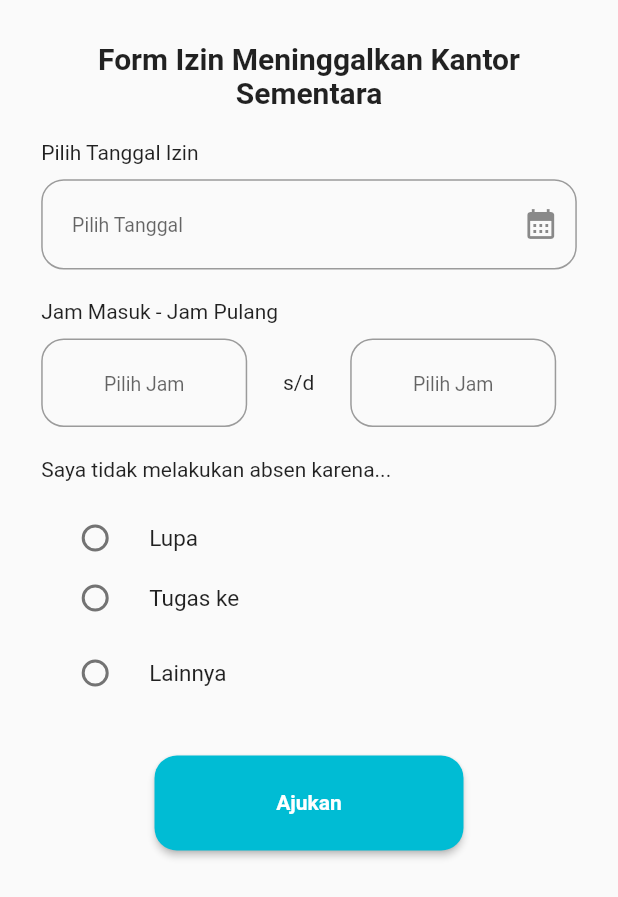
After one commit to sedjierichson/Skripsi-Presensi, a Flutter app: the MenuIzin screen opened directly, after a tap on an icon or button, on a phone screen of 412 x 824 dp. The commit adds this screen. Shown: the top 897 px of the screen. Run offline on Flutter 3.47's test engine with Material 2 defaults, Android fonts, the light colour scheme and no system bars; our stand-ins replace flutter_datetime_picker, flutter_local_notifications, quickalert, timezone; missing offline and left inert: flutter_verification_code.

Commit message:
tambah form surat tugas & tidak absen

```diff
--- a/aplikasi_presensi/lib/Pages/Izin/menu_izin.dart
+++ b/aplikasi_presensi/lib/Pages/Izin/menu_izin.dart
@@ -2,6 +2,8 @@
 
 import 'package:aplikasi_presensi/Pages/Izin/meninggalkan_sementara.dart';
 import 'package:aplikasi_presensi/Pages/Izin/pulang_awal.dart';
+import 'package:aplikasi_presensi/Pages/Izin/surat_tugas.dart';
+import 'package:aplikasi_presensi/Pages/Izin/tidak_absen.dart';
 import 'package:flutter/material.dart';
 import 'package:flutter/src/widgets/framework.dart';
 import 'package:flutter/src/widgets/placeholder.dart';
@@ -28,6 +30,19 @@ class _MenuIzinState extends State<MenuIzin> {
         return const MeninggalkanSementara();
       }));
   }
+  void pindahKeSuratTugas(){
+    Navigator.of(context)
+          .push(MaterialPageRoute(builder: (context) {
+        return const SuratTugas();
+      }));
+  }
+
+  void pindahKeLupaAbsen(){
+    Navigator.of(context)
+          .push(MaterialPageRoute(builder: (context) {
+        return const PemberitahuanTidakAbsen();
+      }));
+  }
 
   @override
   Widget build(BuildContext context) {
@@ -38,6 +53,8 @@ class _MenuIzinState extends State<MenuIzin> {
             child: Padding(
               padding: EdgeInsets.all(MediaQuery.of(context).size.width / 15),
               child: Column(
+                mainAxisAlignment: MainAxisAlignment.spaceBetween,
+                crossAxisAlignment: CrossAxisAlignment.start,
                 children: [
                   Text(
                     'MENU IZIN',
@@ -49,10 +66,11 @@ class _MenuIzinState extends State<MenuIzin> {
                   InkWell(
                     onTap: () => pindahKeFormPulangAwal(),
                     child: Container(
+
                       decoration: BoxDecoration(
                           borderRadius: BorderRadius.circular(5),
                           color: Colors.greenAccent),
-                      height: MediaQuery.of(context).size.height / 4,
+                      height: MediaQuery.of(context).size.height / 6,
                       width: MediaQuery.of(context).size.width / 1.1,
                       child: Align(
                         alignment: Alignment.center,
@@ -69,7 +87,7 @@ class _MenuIzinState extends State<MenuIzin> {
                       decoration: BoxDecoration(
                           borderRadius: BorderRadius.circular(5),
                           color: Colors.greenAccent),
-                      height: MediaQuery.of(context).size.height / 4,
+                      height: MediaQuery.of(context).size.height / 6,
                       width: MediaQuery.of(context).size.width / 1.1,
                       child: Align(
                         alignment: Alignment.center,
@@ -80,15 +98,35 @@ class _MenuIzinState extends State<MenuIzin> {
                   SizedBox(
                     height: 5,
                   ),
-                  Container(
+                  InkWell(
+                    onTap: () => pindahKeSuratTugas(),
+                    child: Container(
                       decoration: BoxDecoration(
                           borderRadius: BorderRadius.circular(5),
                           color: Colors.greenAccent),
-                    height: MediaQuery.of(context).size.height / 4,
+                      height: MediaQuery.of(context).size.height / 6,
                       width: MediaQuery.of(context).size.width / 1.1,
                       child: Align(
                         alignment: Alignment.center,
                         child: Text('SURAT TUGAS'),
+                      ),
+                    ),
+                  ),
+                  SizedBox(
+                    height: 5,
+                  ),
+                  InkWell(
+                    onTap: () => pindahKeLupaAbsen(),
+                    child: Container(
+                      decoration: BoxDecoration(
+                          borderRadius: BorderRadius.circular(5),
+                          color: Colors.greenAccent),
+                      height: MediaQuery.of(context).size.height / 6,
+                      width: MediaQuery.of(context).size.width / 1.1,
+                      child: Align(
+                        alignment: Alignment.center,
+                        child: Text('PEMBERITAHUAN TIDAK \n MELAKUKAN PRESENSI'),
+                      ),
                     ),
                   ),
                 ],
--- /dev/null
+++ b/aplikasi_presensi/lib/Pages/Izin/tidak_absen.dart
@@ -0,0 +1,333 @@
+import 'package:aplikasi_presensi/Pages/Izin/menu_izin.dart';
+import 'package:flutter/material.dart';
+import 'package:flutter/src/widgets/framework.dart';
+import 'package:flutter/src/widgets/placeholder.dart';
+import 'package:intl/intl.dart';
+
+class PemberitahuanTidakAbsen extends StatefulWidget {
+  const PemberitahuanTidakAbsen({super.key});
+
+  @override
+  State<PemberitahuanTidakAbsen> createState() =>
+      _PemberitahuanTidakAbsenState();
+}
+
+class _PemberitahuanTidakAbsenState extends State<PemberitahuanTidakAbsen> {
+  TextEditingController tfTanggalIzin = TextEditingController();
+  TextEditingController tfJamIzinPergi = TextEditingController();
+  TextEditingController tfJamIzinPulang = TextEditingController();
+  TextEditingController tfAlasanLainnyaIzin = TextEditingController();
+
+  String? alasan;
+
+  bool tampilkanTFTugasKe = false;
+  bool tampilkanTFLainnya = false;
+
+  void pindahKeMenuIzin() {
+    Navigator.of(context).pushReplacement(MaterialPageRoute(builder: (context) {
+      return const MenuIzin();
+    }));
+  }
+
+  @override
+  Widget build(BuildContext context) {
+    return Scaffold(
+      body: SingleChildScrollView(
+        child: SafeArea(
+          child: Center(
+            child: Padding(
+              padding: EdgeInsets.all(MediaQuery.of(context).size.width / 15),
+              child: Column(
+                crossAxisAlignment: CrossAxisAlignment.start,
+                children: [
+                  Text(
+                    'Form Izin Meninggalkan Kantor Sementara',
+                    style: TextStyle(
+                      fontWeight: FontWeight.bold,
+                      fontSize: 20,
+                    ),
+                    textAlign: TextAlign.center,
+                  ),
+                  SizedBox(
+                    height: 20,
+                  ),
+                  Text(
+                    'Pilih Tanggal Izin',
+                  ),
+                  SizedBox(
+                    height: 10,
+                  ),
+                  Container(
+                    child: TextField(
+                      readOnly: true,
+                      controller: tfTanggalIzin,
+                      onTap: () async {
+                        var tanggal = await showDatePicker(
+                            initialDate: DateTime.now(),
+                            context: context,
+                            firstDate: DateTime(2000),
+                            lastDate: DateTime(2030));
+                        if (tanggal != null) {
+                          String formattedDate =
+                              DateFormat('EEEE, dd MMMM yyyy').format(tanggal);
+
+                          setState(() {
+                            tfTanggalIzin.text = formattedDate;
+                          });
+                        }
+                      },
+                      decoration: InputDecoration(
+                        contentPadding: EdgeInsets.only(
+                            top: MediaQuery.of(context).size.height / 20,
+                            left: MediaQuery.of(context).size.width / 20),
+                        border: OutlineInputBorder(
+                          borderRadius: BorderRadius.circular(15),
+                        ),
+                        hintText: 'Pilih Tanggal',
+                        hintStyle: TextStyle(fontSize: 13),
+                        suffixIcon: Icon(Icons.calendar_month),
+                      ),
+                    ),
+                  ),
+                  SizedBox(
+                    height: 20,
+                  ),
+                  Text(
+                    'Jam Masuk - Jam Pulang',
+                  ),
+                  SizedBox(
+                    height: 10,
+                  ),
+                  Row(
+                    children: [
+                      Container(
+                        width: MediaQuery.of(context).size.width / 3,
+                        child: TextField(
+                          textAlign: TextAlign.center,
+                          readOnly: true,
+                          onTap: () async {
+                            TimeOfDay? pickedTime = await showTimePicker(
+                              initialTime: TimeOfDay.now(),
+                              context: context,
+                            );
+                            if (pickedTime != null) {
+                              DateTime parsedTime = DateFormat.jm()
+                                  .parse(pickedTime.format(context).toString());
+                              String formattedTime =
+                                  DateFormat('HH:mm').format(parsedTime);
+
+                              setState(() {
+                                tfJamIzinPergi.text = formattedTime;
+                              });
+                            }
+                            ;
+                          },
+                          controller: tfJamIzinPergi,
+                          decoration: InputDecoration(
+                            // contentPadding: EdgeInsets.only(
+                            //     top: MediaQuery.of(context).size.height / 20,
+                            //     left: MediaQuery.of(context).size.width / 20),
+                            border: OutlineInputBorder(
+                              borderRadius: BorderRadius.circular(15),
+                            ),
+                            hintText: 'Pilih Jam',
+                            hintStyle: TextStyle(fontSize: 13),
+                          ),
+                        ),
+                      ),
+                      Container(
+                        width: MediaQuery.of(context).size.width / 6,
+                        child: Center(
+                            child: Text(
+                          's/d',
+                          textAlign: TextAlign.center,
+                        )),
+                      ),
+                      Container(
+                        width: MediaQuery.of(context).size.width / 3,
+                        child: TextField(
+                          textAlign: TextAlign.center,
+                          readOnly: true,
+                          onTap: () async {
+                            TimeOfDay? pickedTime = await showTimePicker(
+                              initialTime: TimeOfDay.now(),
+                              context: context,
+                            );
+                            if (pickedTime != null) {
+                              DateTime parsedTime = DateFormat.jm()
+                                  .parse(pickedTime.format(context).toString());
+                              String formattedTime =
+                                  DateFormat('HH:mm').format(parsedTime);
+
+                              setState(() {
+                                tfJamIzinPulang.text = formattedTime;
+                              });
+                            }
+                            ;
+                          },
+                          controller: tfJamIzinPulang,
+                          decoration: InputDecoration(
+                            // contentPadding: EdgeInsets.only(
+                            //     top: MediaQuery.of(context).size.height / 20,
+                            //     left: MediaQuery.of(context).size.width / 20),
+                            border: OutlineInputBorder(
+                              borderRadius: BorderRadius.circular(15),
+                            ),
+                            hintText: 'Pilih Jam',
+                            hintStyle: TextStyle(fontSize: 13),
+                          ),
+                        ),
+                      ),
+                    ],
+                  ),
+                  SizedBox(
+                    height: 20,
+                  ),
+                  Text(
+                    'Saya tidak melakukan absen karena...',
+                  ),
+                  SizedBox(
+                    height: 10,
+                  ),
+                  Container(
+                    child: Column(
+                      children: [
+                        SizedBox(
+                          height: 40,
+                          child: RadioListTile(
+                            title: Text(
+                              "Lupa",
+                              style: TextStyle(fontSize: 15),
+                            ),
+                            value: "Lupa",
+                            groupValue: alasan,
+                            onChanged: (value) {
+                              setState(() {
+                                alasan = value.toString();
+                                print(alasan);
+                                tampilkanTFTugasKe = false;
+                                tampilkanTFLainnya = false;
+                              });
+                            },
+                          ),
+                        ),
+                        SizedBox(
+                          height: 40,
+                          child: RadioListTile(
+                            title: Text(
+                              "Tugas ke",
+                              style: TextStyle(fontSize: 15),
+                            ),
+                            value: "Tugas Ke",
+                            groupValue: alasan,
+                            onChanged: (value) {
+                              setState(() {
+                                alasan = value.toString();
+                                print(alasan);
+                                tampilkanTFTugasKe = true;
+                                tampilkanTFLainnya = false;
+                              });
+                            },
+                          ),
+                        ),
+                        SizedBox(
+                          height: 10,
+                        ),
+                        tampilkanTFTugasKe
+                            ? TextField(
+                                controller: tfAlasanLainnyaIzin,
+                                decoration: InputDecoration(
+                                  contentPadding: EdgeInsets.only(
+                                      top: MediaQuery.of(context).size.height /
+                                          20,
+                                      left: MediaQuery.of(context).size.width /
+                                          20),
+                                  border: OutlineInputBorder(
+                                    borderRadius: BorderRadius.circular(15),
+                                  ),
+                                  hintText: 'Isi Alasan',
+                                  hintStyle: TextStyle(fontSize: 13),
+                                ),
+                              )
+                            : SizedBox(
+                                height: 0,
+                              ),
+
+                        SizedBox(
+                          height: 40,
+                          child: RadioListTile(
+                            title: Text(
+                              "Lainnya",
+                              style: TextStyle(fontSize: 15),
+                            ),
+                            value: "Lainnya",
+                            groupValue: alasan,
+                            onChanged: (value) {
+                              setState(() {
+                                alasan = value.toString();
+                                print(alasan);
+                                tampilkanTFTugasKe = false;
+                                tampilkanTFLainnya = true;
+                              });
+                            },
+                          ),
+                        ),
+                        SizedBox(
+                          height: 10,
+                        ),
+                        tampilkanTFLainnya
+                            ? TextField(
+                                controller: tfAlasanLainnyaIzin,
+                                decoration: InputDecoration(
+                                  contentPadding: EdgeInsets.only(
+                                      top: MediaQuery.of(context).size.height /
+                                          20,
+                                      left: MediaQuery.of(context).size.width /
+                                          20),
+                                  border: OutlineInputBorder(
+                                    borderRadius: BorderRadius.circular(15),
+                                  ),
+                                  hintText: 'Isi Alasan',
+                                  hintStyle: TextStyle(fontSize: 13),
+                                ),
+                              )
+                            : SizedBox(
+                                height: 0,
+                              ),
+                      ],
+                    ),
+                  ),
+                  Container(
+                    alignment: Alignment.center,
+                    child: Padding(
+                      padding: EdgeInsets.only(
+                          top: MediaQuery.of(context).size.height / 25),
+                      child: SizedBox(
+                        width: MediaQuery.of(context).size.width / 2,
+                        height: MediaQuery.of(context).size.height / 13,
+                        child: MaterialButton(
+                          shape: RoundedRectangleBorder(
+                              borderRadius: BorderRadius.circular(15)),
+                          color: Colors.cyan,
+                          onPressed: () {
+                            pindahKeMenuIzin();
+                          },
+                          child: Text(
+                            'Ajukan',
+                            style: TextStyle(
+                                fontWeight: FontWeight.bold,
+                                color: Colors.white),
+                          ),
+                        ),
+                      ),
+                    ),
+                  ),
+                ],
+              ),
+            ),
+          ),
+        ),
+      ),
+    );
+  }
+}
```
Also changed, not shown: aplikasi_presensi/lib/Pages/Izin/surat_tugas.dart (added, +180 -0 lines). Lines whose indentation alone changed are shown as unchanged.
